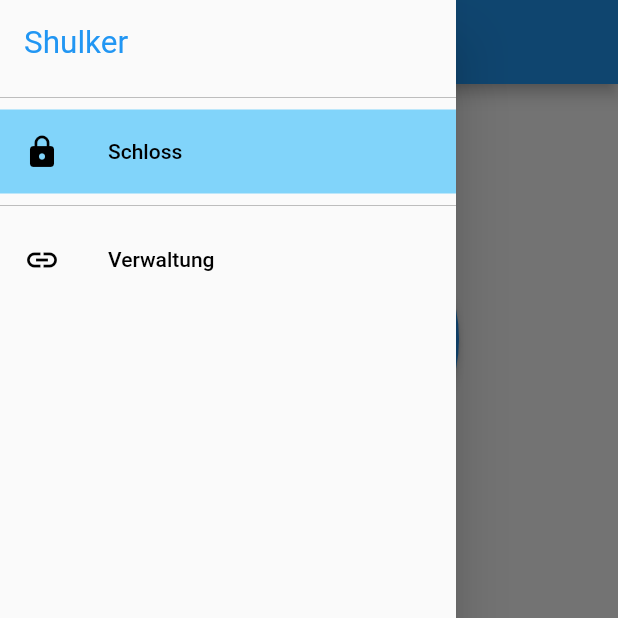
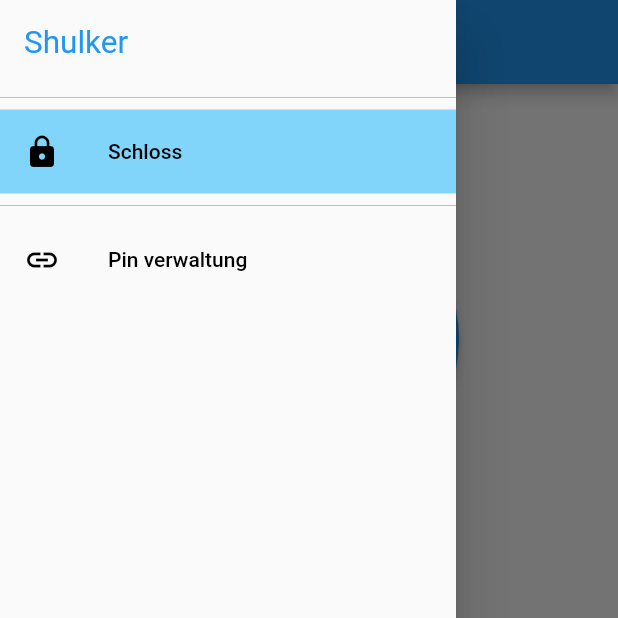
Before and after one commit to htl-anichstrasse/shulker, a Flutter app: the screen it shows after launch, with the side drawer open, on a phone screen of 412 x 824 dp, the top half of it. Run offline on Flutter 3.47's test engine with Material 2 defaults, Android fonts, the phone set to English and light mode, and no system bars.

Commit message:
Views titles

```diff
--- a/client/lib/screens/HomeScreen.dart
+++ b/client/lib/screens/HomeScreen.dart
@@ -14,6 +14,9 @@ class _HomeScreenState extends State<HomeScreen> {
 
   int selectedSidenavIndex = 0;
 
+  final List<String> titles = ["Shulker", "Pinverwaltung"];
+  String title = "Shulker";
+
   changeLockStatus() {
     setState(() {
       _locked = !_locked;
@@ -27,11 +30,12 @@ class _HomeScreenState extends State<HomeScreen> {
     return new Builder(
       builder: (context) => Scaffold(
         appBar: AppBar(
-          title: Text("Home screen"),
+          title: Text("$title"),
         ),
         drawer: Sidenav((int index) {
           setState(() {
             selectedSidenavIndex = index;
+            title = titles[index];
           });
         }, selectedSidenavIndex),
         body: Builder(
--- a/client/lib/widgets/Sidenav.dart
+++ b/client/lib/widgets/Sidenav.dart
@@ -39,7 +39,7 @@ class Sidenav extends StatelessWidget {
           selected: selectedIndex ==1,
           onPressed: () { onIndexChanged(1); },
           icon: Icons.insert_link,
-          text: "Verwaltung"
+          text: "Pin verwaltung"
         ),
       ]),
     );
```
